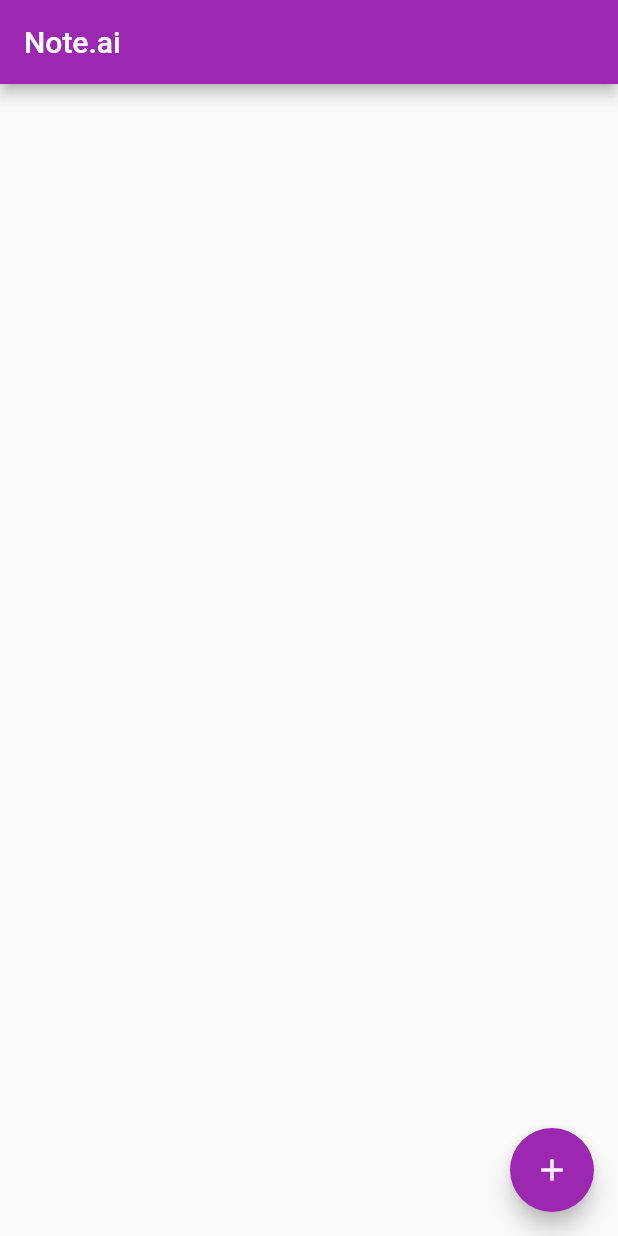
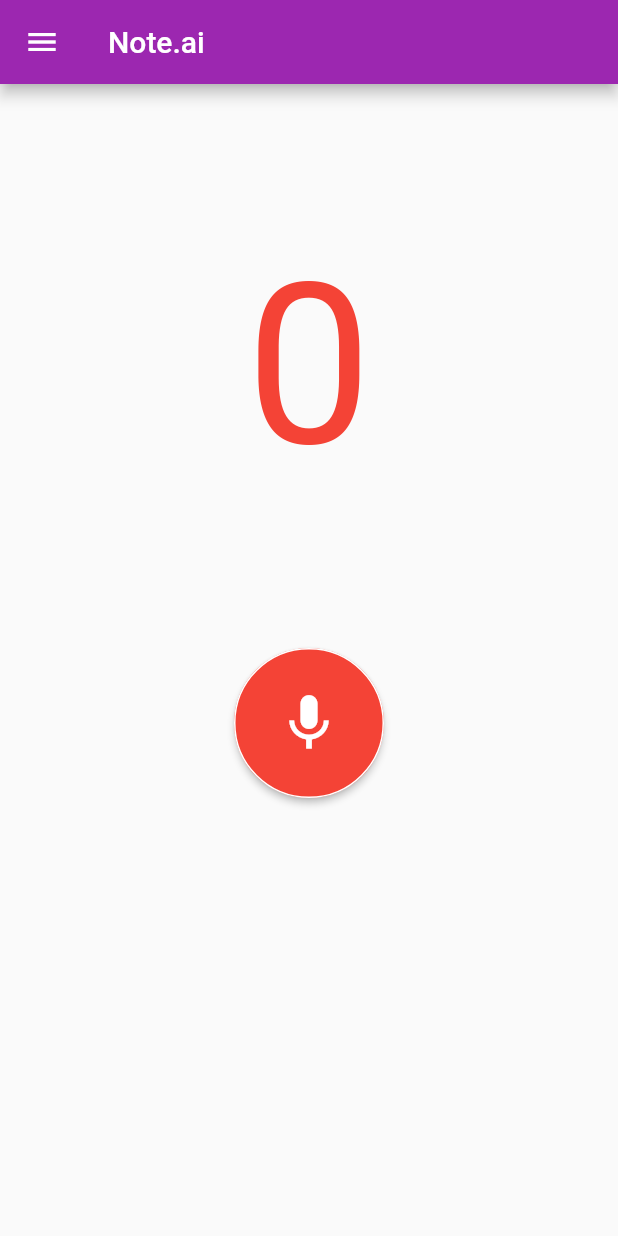
Before and after one commit to abhinavk99/note.ai, a Flutter app: the screen it shows after launch, on a phone screen of 412 x 824 dp. Run offline on Flutter 3.47's test engine with Material 2 defaults, Android fonts, the phone set to English and light mode, and no system bars.

Commit message:
Add drawer and timer

```diff
--- a/app/note_ai/lib/main.dart
+++ b/app/note_ai/lib/main.dart
@@ -1,4 +1,7 @@
 import 'package:flutter/material.dart';
+import 'dart:core';
+import 'dart:async';
+import 'package:note_ai/widgets/drawer.dart';
 
 void main() => runApp(new MyApp());
 
@@ -44,6 +47,10 @@ class MyHomePage extends StatefulWidget {
 
 class _MyHomePageState extends State<MyHomePage> {
   int _counter = 0;
+  int _recordedtime = 0;
+  bool isRecording = false;
+  var time = "";
+  Timer _timer;
 
   void _incrementCounter() {
     setState(() {
@@ -56,25 +63,77 @@ class _MyHomePageState extends State<MyHomePage> {
     });
   }
 
+  void _updateTime() {
+    if (isRecording) {
+      // Stop updating the clock
+      setState(() {
+        _recordedtime = 0;
+      });
+      _timer.cancel();
+    } else {
+      // Continue incrementing our time
+      const oneSec = const Duration(seconds: 1);
+      _timer = Timer.periodic(
+        oneSec,
+        (Timer t) {
+          setState(() {
+            _recordedtime++;
+          });
+        },
+      );
+    }
+  }
+
   @override
   Widget build(BuildContext context) {
-    // This method is rerun every time setState is called, for instance as done
-    // by the _incrementCounter method above.
-    //
-    // The Flutter framework has been optimized to make rerunning build methods
-    // fast, so that you can just rebuild anything that needs updating rather
-    // than having to individually change instances of widgets.
     return new Scaffold(
       appBar: new AppBar(
         // Here we take the value from the MyHomePage object that was created by
         // the App.build method, and use it to set our appbar title.
         title: new Text(widget.title),
       ),
-      body: new Center(),
-      floatingActionButton: new FloatingActionButton(
-        onPressed: _incrementCounter,
-        tooltip: 'Increment',
-        child: new Icon(Icons.add),
+      drawer: getDrawer(context),
+      body: new Center(
+        child: Column(
+          children: <Widget>[
+            Padding(
+              padding: EdgeInsets.symmetric(vertical: 50.0),
+            ),
+            Text(
+              _recordedtime.toString(),
+              style: TextStyle(
+                color: Colors.red,
+                fontSize: 150.0,
+              ),
+            ),
+            Padding(
+              padding: EdgeInsets.symmetric(vertical: 50.0),
+            ),
+            SizedBox(
+              height: 100.0,
+              width: 100.0,
+              child: RaisedButton(
+                color: Colors.red,
+                shape: CircleBorder(
+                  side: BorderSide(
+                    color: Colors.white,
+                  ),
+                ),
+                onPressed: () {
+                  print("Started Recording");
+                  isRecording = isRecording ? false : true;
+                  _updateTime();
+                  // Add code to trigger recording
+                },
+                child: Icon(
+                  Icons.mic,
+                  color: Colors.white,
+                  size: 45.0,
+                ),
+              ),
+            ),
+          ],
+        ),
       ), // This trailing comma makes auto-formatting nicer for build methods.
     );
   }
--- /dev/null
+++ b/app/note_ai/lib/widgets/drawer.dart
@@ -0,0 +1,35 @@
+import 'package:flutter/material.dart';
+
+Widget getDrawer(BuildContext context) {
+  return Drawer(
+    child: ListView(
+      // Important: Remove any padding from the ListView.
+      padding: EdgeInsets.zero,
+      children: <Widget>[
+        DrawerHeader(
+          child: Text(
+            'Hello!',
+            style: TextStyle(
+              color: Colors.white,
+            ),
+          ),
+          decoration: BoxDecoration(
+            color: Theme.of(context).primaryColor,
+          ),
+        ),
+        ListTile(
+          title: Text('Record'),
+          onTap: () {
+            Navigator.pop(context);
+          },
+        ),
+        ListTile(
+          title: Text('Lectures'),
+          onTap: () {
+            Navigator.pop(context);
+          },
+        ),
+      ],
+    ),
+  );
+}
```
